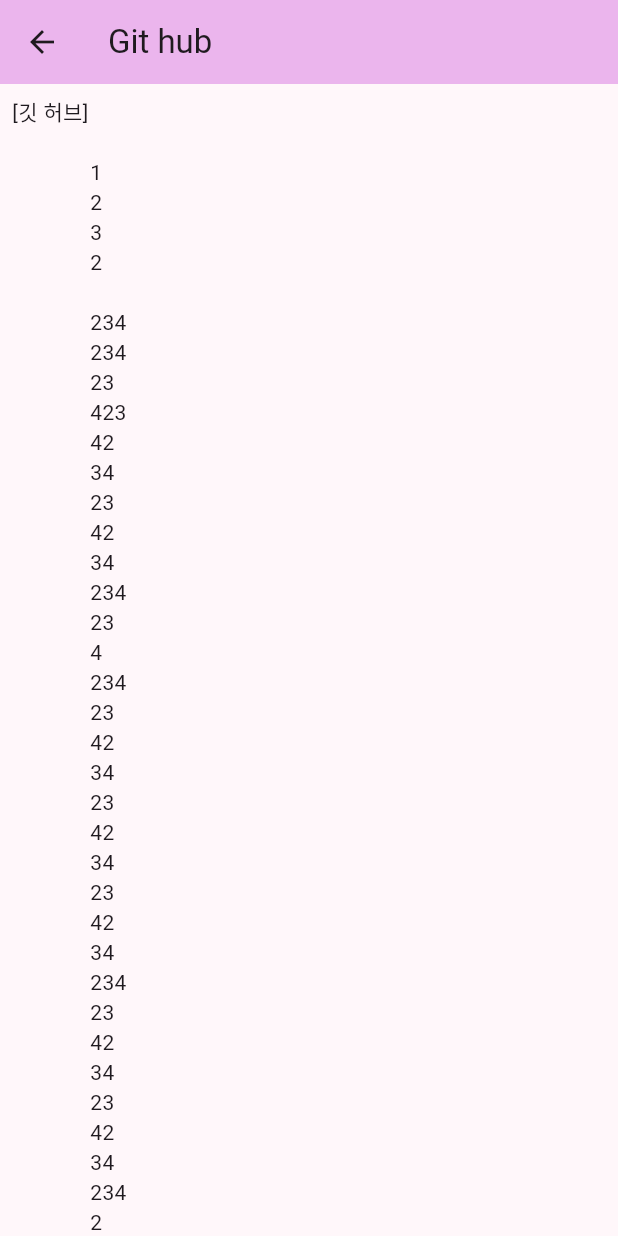
After one commit to business-sixtick/git_learn, a Flutter app: the GitHubPage screen opened directly, on a phone screen of 412 x 824 dp. The commit adds this screen. Run offline on Flutter 3.47's test engine with Material 3 defaults, Android fonts, the light colour scheme and no system bars; our stand-ins replace flutter_riverpod; missing offline and left inert: window_size.

Commit message:
108 페이지지

```diff
--- a/lib/widgets/git_branch_page.dart
+++ b/lib/widgets/git_branch_page.dart
@@ -10,6 +10,7 @@
   Widget build(BuildContext context, WidgetRef ref) {
     return Scaffold(
         appBar: AppBar(
+          backgroundColor: Theme.of(context).colorScheme.inversePrimary,
           title: const Text('Git Branch'),
         ),
         body: const Padding(
@@ -21,6 +22,9 @@
   - 브랜치 명령어
     > git branch    # 브랜치의 목록과 현재 브랜치(*로 표시되어있다)를 보여준다
     > git branch "이름"   # 이름에 해당하는 새로운 브랜치를 생성한다.
+    > git switch "브랜치명"   # 브랜치를 전환 한다. (예전에는 checkout을 주로 사용하였다)
+    > git log --oneline --branches --graph    # 커밋과 브랜치간의 관계를 선으로 표현해줌
+    > git log "브랜치명".."브랜치명"    # 두 브랜치간에 차이점을 보여줌
 '''),
         ));
   }
--- /dev/null
+++ b/lib/widgets/git_hub_page.dart
@@ -0,0 +1,67 @@
+import 'package:flutter/material.dart';
+import 'package:flutter_riverpod/flutter_riverpod.dart';
+
+// 노티파이어, 프로바이더, 컨슈머
+
+class GitHubPage extends ConsumerWidget {
+  const GitHubPage({super.key});
+
+  @override
+  Widget build(BuildContext context, WidgetRef ref) {
+    return Scaffold(
+        appBar: AppBar(
+          backgroundColor: Theme.of(context).colorScheme.inversePrimary,
+          title: const Text('Git hub'),
+        ),
+        body:  SingleChildScrollView(
+          child:  Container(
+            width: double.infinity, // 횡스크롤이 안되기에에 부모의 최대폭을 가져간다.
+            child: Padding(
+              padding: EdgeInsets.all(8.0),
+              child: Text('''[깃 허브]
+
+              1
+              2
+              3
+              2
+
+              234
+              234
+              23
+              423
+              42
+              34
+              23
+              42
+              34
+              234
+              23
+              4
+              234
+              23
+              42
+              34
+              23
+              42
+              34
+              23
+              42
+              34
+              234
+              23
+              42
+              34
+              23
+              42
+              34
+              234
+              2
+              34
+              23
+              end
+            '''),
+            ),
+          ),
+        ));
+  }
+}
--- a/lib/widgets/git_start_page.dart
+++ b/lib/widgets/git_start_page.dart
@@ -10,6 +10,7 @@
   Widget build(BuildContext context, WidgetRef ref) {
     return Scaffold(
         appBar: AppBar(
+          backgroundColor: Theme.of(context).colorScheme.inversePrimary,
           title: const Text('Git Start'),
         ),
         body: const Padding(
@@ -33,6 +34,7 @@
     > git push    # 커밋한 버전을 원격저장소에 밀어 넣는다.
     > git log     # 커밋 기록을 보여준다 --oneline 옵션을 붙이면 커밋당 한줄씩 보여준다.
     > git diff    # 변경사항 확인하기. 좀 어렵다. vscode 에서 확인하는게 좋겠다
+
 '''),
         ));
   }
```
Also changed, not shown: lib/widgets/main_page.dart (+45 -4 lines).
